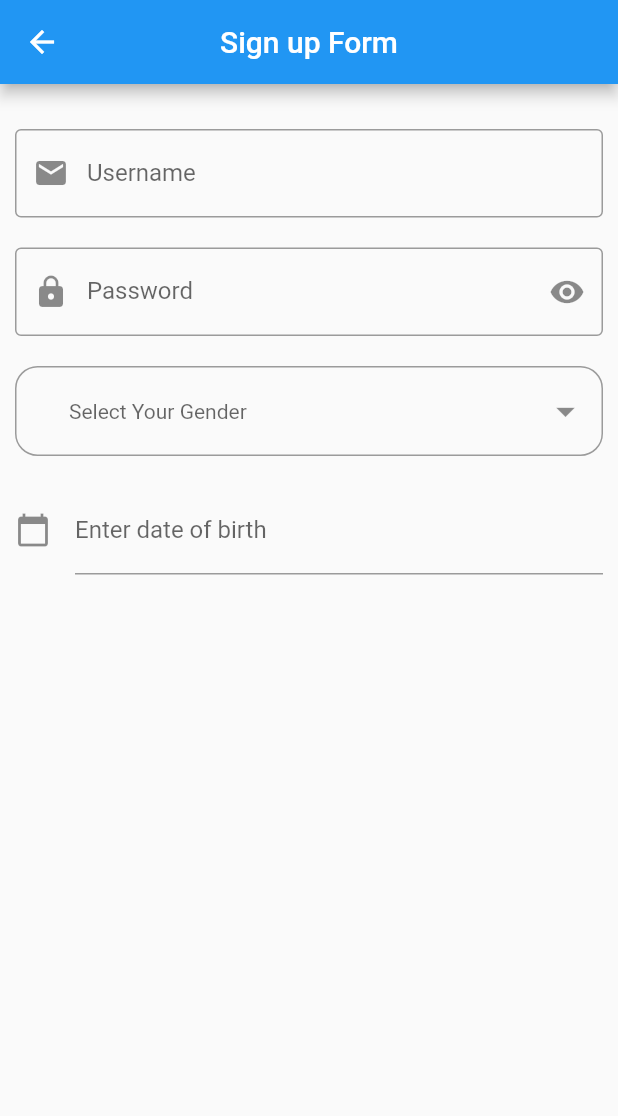
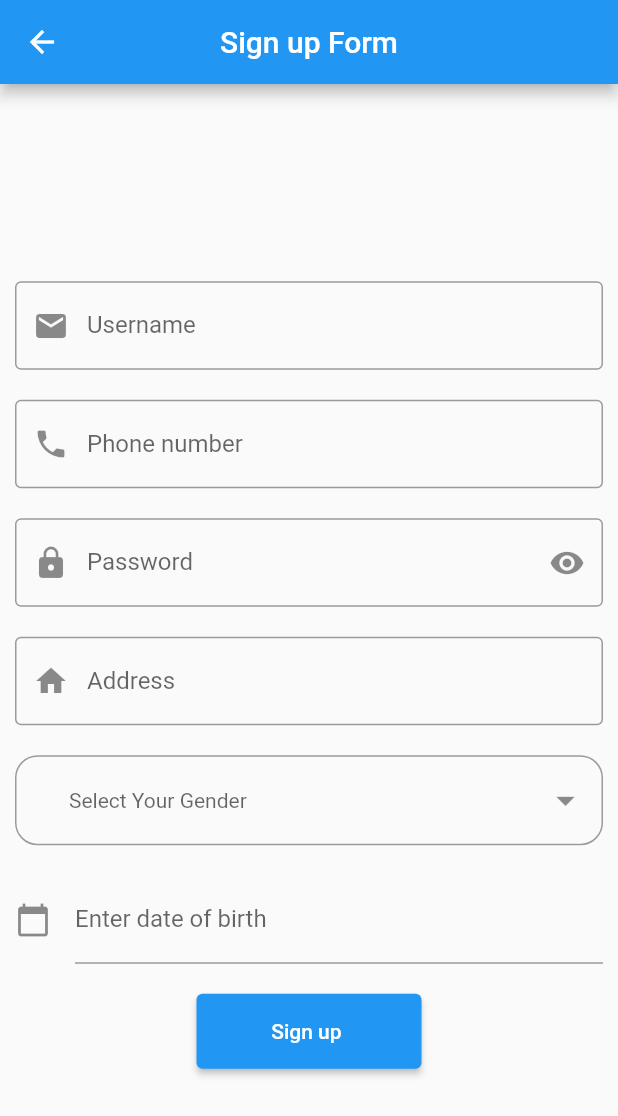
Before and after one commit to ahmedosama8/Grad_Project, a Flutter app: the screen it shows after launch, on a phone screen of 412 x 824 dp. Shown: the top 1116 px of the screen. Run offline on Flutter 3.47's test engine with Material 2 defaults, Android fonts, the phone set to English and light mode, and no system bars; our stand-ins replace dropdown_button2, rflutter_alert; missing offline and left inert: flutter_login_template.

Commit message:
finished sign-up :+1:

```diff
--- a/mobile_app/lib/pages/signup.dart
+++ b/mobile_app/lib/pages/signup.dart
@@ -1,6 +1,7 @@
 import 'package:flutter/material.dart';
 import 'package:dropdown_button2/dropdown_button2.dart';
 import 'package:intl/intl.dart';
+import 'package:rflutter_alert/rflutter_alert.dart';
 
 class signup extends StatefulWidget {
   const signup({super.key});
@@ -10,14 +11,17 @@ class signup extends StatefulWidget {
 }
 
 class _signupState extends State<signup> {
-  String? selectedValue;
+  String? GenderValue;
   TextEditingController dateinput = TextEditingController();
-
+  final address = TextEditingController();
+  final phonenumber = TextEditingController();
   bool _ishiddenpassword = true;
   final password = TextEditingController();
   final email = TextEditingController();
   bool emailfilled = false;
   bool passwordfilled = false;
+  bool numberformatcheck = false;
+  bool bod = false;
   final List<String> genderItems = [
     'Male',
     'Female',
@@ -36,7 +40,12 @@ class _signupState extends State<signup> {
           title: Text('Sign up Form'),
           centerTitle: true,
         ),
-      body: Padding(
+        body: Container(
+          alignment: Alignment.center,
+          width: double.infinity,
+          height: double.infinity,
+          child: SingleChildScrollView(
+            child: Padding(
               padding: const EdgeInsets.all(10.0),
               child: Column(
                 children: <Widget>[
@@ -52,6 +61,26 @@ class _signupState extends State<signup> {
                       onChanged: (value) {
                         setState(() {
                           emailfilled = value.length >= 1 ? true : false;
+                        });
+                      }),
+                  SizedBox(height: 20),
+                  TextField(
+                      controller: phonenumber,
+                      keyboardType: TextInputType.number,
+                      obscureText: false,
+                      decoration: InputDecoration(
+                        border: OutlineInputBorder(),
+                        labelText: 'Phone number',
+                        prefixIcon: Icon(Icons.phone),
+                      ),
+                      onChanged: (value) {
+                        setState(() {
+                          if (value.length >= 11 || value[0] == 0) {
+                            numberformatcheck = true;
+                          } else {
+                            numberformatcheck = false;
+                          }
+                          print(numberformatcheck);
                         });
                       }),
                   SizedBox(height: 20),
@@ -76,6 +105,15 @@ class _signupState extends State<signup> {
                           passwordfilled = value.length >= 1 ? true : false;
                         });
                       }),
+                  SizedBox(height: 20),
+                  TextField(
+                      controller: address,
+                      decoration: InputDecoration(
+                        border: OutlineInputBorder(),
+                        prefixIcon: Icon(Icons.home),
+                        labelText: 'Address',
+                      ),
+                      onChanged: (value) {}),
                   SizedBox(height: 20),
                   DropdownButtonFormField2(
                     decoration: InputDecoration(
@@ -112,8 +150,7 @@ class _signupState extends State<signup> {
                       return null;
                     },
                     onChanged: (value) {
-                selectedValue = value;
-                print(selectedValue);
+                      GenderValue = value;
                     },
                     buttonStyleData: const ButtonStyleData(
                       height: 60,
@@ -136,7 +173,8 @@ class _signupState extends State<signup> {
                     height: 20.0,
                   ),
                   TextField(
-              controller: dateinput, //editing controller of this TextField
+                    controller:
+                        dateinput, //editing controller of this TextField
                     decoration: InputDecoration(
                         icon: Icon(Icons.calendar_today), //icon of text field
                         labelText: "Enter date of birth" //label text of field
@@ -152,27 +190,44 @@ class _signupState extends State<signup> {
                           lastDate: DateTime(2101));
 
                       if (pickedDate != null) {
-                  print(
-                      pickedDate); //pickedDate output format => 2021-03-10 00:00:00.000
                         String formattedDate =
                             DateFormat('yyyy-MM-dd').format(pickedDate);
-                  print(
-                      formattedDate); //formatted date output using intl package =>  2021-03-16
-                  //you can implement different kind of Date Format here according to your requirement
+                        bod = true;
 
                         setState(() {
                           dateinput.text =
                               formattedDate; //set output date to TextField value.
                         });
                       } else {
-                  print("Date is not selected");
+                        bod = false;
                       }
                     },
+                  ),
+                  SizedBox(height: 20),
+                  SizedBox(
+                    height: 50, //height of button
+                    width: 150,
+                    child: ElevatedButton(
+                      child: Text("Sign up ",
+                          style: TextStyle(color: Colors.white)),
+                      onPressed: () {
+                        if (emailfilled == false ||
+                            passwordfilled == false ||
+                            numberformatcheck == false ||
+                            bod == false ||
+                            GenderValue == false) {
+                          _onBasicAlertPressed(context);
+                        } else {
+                          printAll();
+                        }
+                      },
+                    ),
                   )
                 ],
               ),
             ),
-    );
+          ),
+        ));
   }
 
   void toggleIcon() {
@@ -180,4 +235,21 @@ class _signupState extends State<signup> {
       _ishiddenpassword = !_ishiddenpassword;
     });
   }
+
+  _onBasicAlertPressed(context) {
+    Alert(
+      context: context,
+      title: "Sign-up Error",
+      desc: "please fill up the required data or check the data ",
+    ).show();
   }
+
+  void printAll() {
+    print(email.text);
+    print(password.text);
+    print(GenderValue);
+    print(address.text);
+    print(phonenumber.text);
+    print(dateinput.text);
+  }
+}
```
Lines whose indentation alone changed are shown as unchanged.
